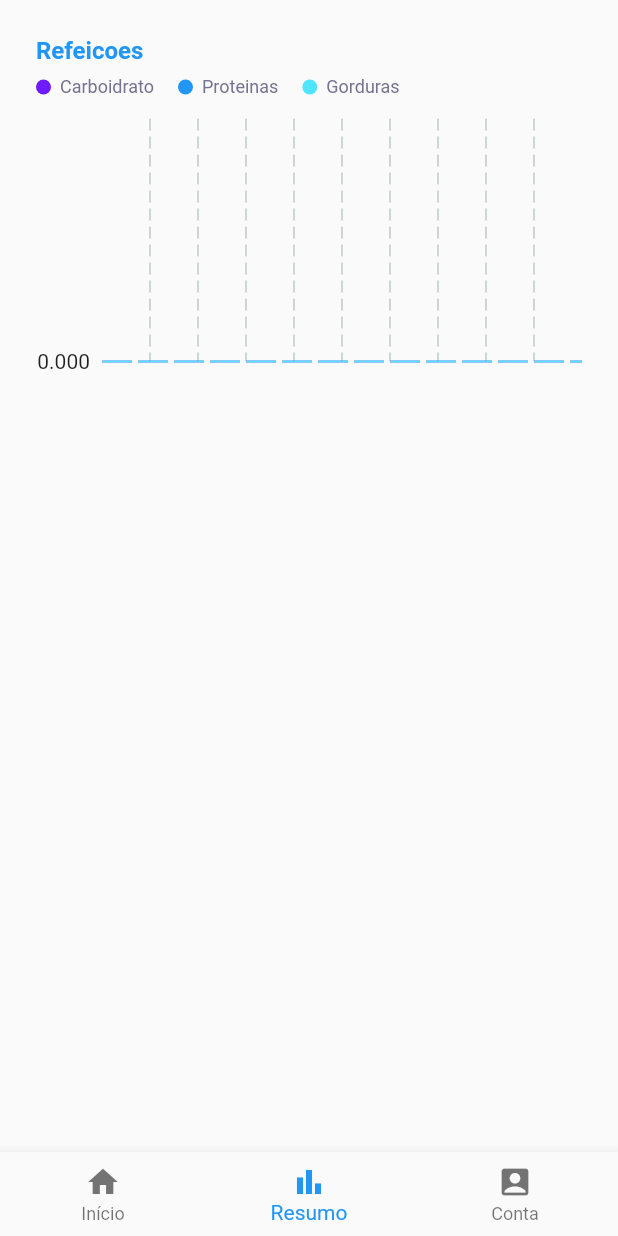
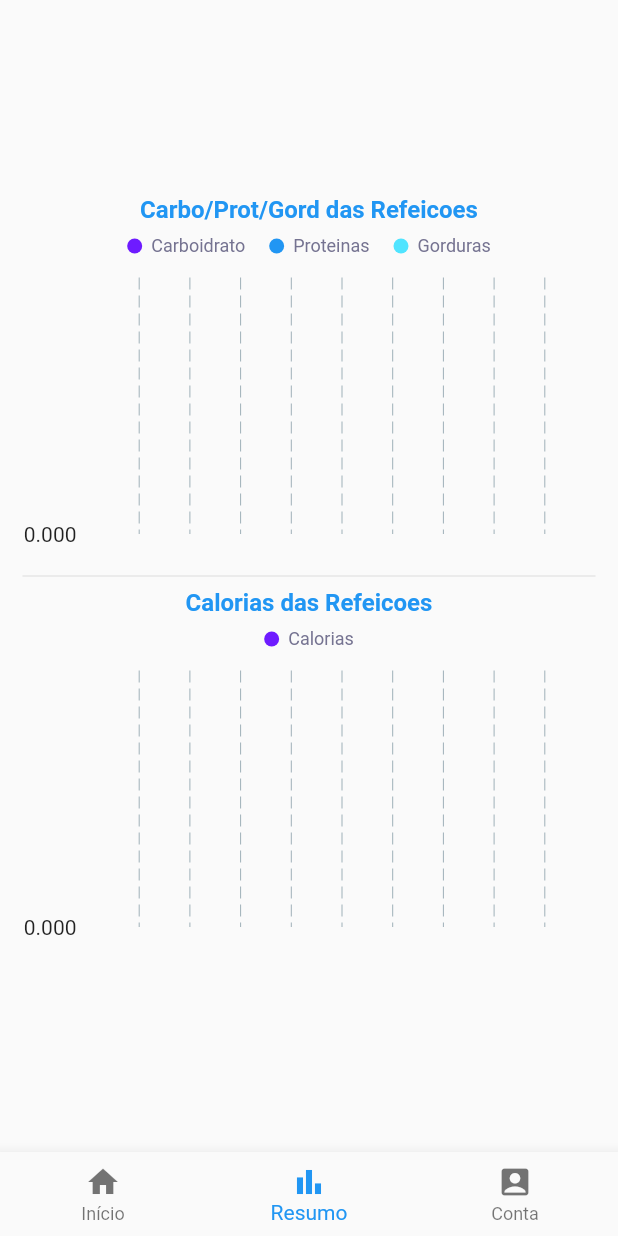
Before and after one commit to Hyzaaki/TrabalhoFlutter, a Flutter app: the TelaMenu screen opened by its route, item 2 of the bottom bar chosen, on a phone screen of 412 x 824 dp. Run offline on Flutter 3.47's test engine with Material 2 defaults, Android fonts, the phone set to English and light mode, and no system bars; drawn by our look-alikes of fl_chart; our stand-ins replace camera, cloud_firestore, firebase_core, shared_preferences; accounts and stored records are empty.

Commit message:
grafico calorias

```diff
--- a/lib/Telas/TelaInicial.dart
+++ b/lib/Telas/TelaInicial.dart
@@ -67,6 +67,17 @@ class _TelaInicialState extends State<TelaInicial> {
                 itemCount: listaRefeicoes.length,
                 itemBuilder: (BuildContext context, int index) {
                   Refeicao item = listaRefeicoes[index];
+                  double c = 0.0;
+                  double p = 0.0;
+                  double g = 0.0;
+                  //Gordura * 9
+                  //Proteina * 4
+                  //Carboidratos * 4
+                  double calorias = 0.0;
+                  c += double.tryParse(item.carbo) ?? 0;
+                  p += double.tryParse(item.proteina) ?? 0;
+                  g += double.tryParse(item.gordura) ?? 0;
+                  calorias += c * 4 + p * 4 + g * 9;
                   return Padding(
                     padding: const EdgeInsets.symmetric(
                         horizontal: 16, vertical: 8),
@@ -85,7 +96,7 @@ class _TelaInicialState extends State<TelaInicial> {
                       ),
                       child: ListTile(
                         title: Text(item.nome),
-                        subtitle: Text('Kcal:'),
+                        subtitle: Text('Kcal: '+calorias.toString() + '|Carb: '+c.toString()+ '|Gord: '+g.toString()+ '|Prot: '+p.toString()),
                         trailing: InkWell(
                           onTap: () => _deleteRefeicao(
                             context,
--- a/lib/Telas/TelaResumo.dart
+++ b/lib/Telas/TelaResumo.dart
@@ -18,7 +18,8 @@ class TelaResumo extends StatefulWidget {
 
 class _TelaResumoState extends State<TelaResumo> {
   List<Refeicao> listaRefeicoes = [];
-  List<BarChartGroupData> barGroups = [];
+  List<BarChartGroupData> barGroupsCarboProtGord = [];
+  List<BarChartGroupData> barGroupsCalorias = [];
 
   Future listarRefeicoesUsuario() async {
     final SharedPreferences prefs = await SharedPreferences.getInstance();
@@ -40,28 +41,41 @@ class _TelaResumoState extends State<TelaResumo> {
           double c = 0.0;
           double p = 0.0;
           double g = 0.0;
+          //Gordura * 9
+          //Proteina * 4
+          //Carboidratos * 4
+          double calorias = 0.0;
+
           listaRefeicoes.where((element) => element.nome == nome).toList().forEach((e) {
             c += double.tryParse(e.carbo) ?? 0;
             p += double.tryParse(e.proteina) ?? 0;
             g += double.tryParse(e.gordura) ?? 0;
+            calorias += c * 4 + p * 4 + g * 9;
           });
           print(nome);
           print(c);
           print(p);
           print(g);
-          barGroups.add(
-            generateGroupData(
+          print(calorias);
+          barGroupsCarboProtGord.add(
+            generateGroupDataCarboProtGord(
               nomes.indexOf(nome),
               c,
               p,
               g
             ),
           );
+          barGroupsCalorias.add(
+            generateGroupDataCalorias(
+                nomes.indexOf(nome),
+                calorias
+            ),
+          );
         });
 
         setState(() {
           listaRefeicoes = listaRefeicoes;
-          barGroups=barGroups;
+          barGroupsCarboProtGord=barGroupsCarboProtGord;
         });
       }
     }
@@ -78,7 +92,7 @@ class _TelaResumoState extends State<TelaResumo> {
   final quickWorkoutColor = AppColors.contentColorBlue;
   final betweenSpace = 0.2;
 
-  BarChartGroupData generateGroupData(
+  BarChartGroupData generateGroupDataCarboProtGord(
       int x,
       double carboidratos,
       double proteinas,
@@ -110,7 +124,35 @@ class _TelaResumoState extends State<TelaResumo> {
     );
   }
 
-  Widget bottomTitles(double value, TitleMeta meta) {
+  BarChartGroupData generateGroupDataCalorias(
+      int x,
+      double calorias,
+      ) {
+    return BarChartGroupData(
+      x: x,
+      groupVertically: true,
+      barRods: [
+        BarChartRodData(
+          fromY: 0,
+          toY: calorias,
+          color: pilateColor,
+          width: 5,
+        ),
+      ],
+    );
+  }
+
+  Widget bottomTitlesCarboProtGord(double value, TitleMeta meta) {
+    const style = TextStyle(fontSize: 10);
+    String text;
+    text = listaRefeicoes.map((e) => e.nome).toSet().toList()[value.toInt()] ?? 'Holder';
+    return SideTitleWidget(
+      axisSide: meta.axisSide,
+      child: Text(text, style: style),
+    );
+  }
+
+  Widget bottomTitlesCalorias(double value, TitleMeta meta) {
     const style = TextStyle(fontSize: 10);
     String text;
     text = listaRefeicoes.map((e) => e.nome).toSet().toList()[value.toInt()] ?? 'Holder';
@@ -123,13 +165,14 @@ class _TelaResumoState extends State<TelaResumo> {
   @override
   Widget build(BuildContext context) {
     return Padding(
-      padding: const EdgeInsets.all(24),
+      padding: const EdgeInsets.only(bottom: 0, top: 0, left: 15, right: 15),
       child: Column(
-        mainAxisSize: MainAxisSize.min,
-        crossAxisAlignment: CrossAxisAlignment.start,
+        mainAxisSize: MainAxisSize.max,
+        mainAxisAlignment: MainAxisAlignment.center,
+        crossAxisAlignment: CrossAxisAlignment.center,
         children: [
           const Text(
-            'Refeicoes',
+            'Carbo/Prot/Gord das Refeicoes',
             style: TextStyle(
               color: AppColors.contentColorBlue,
               fontSize: 16,
@@ -156,7 +199,7 @@ class _TelaResumoState extends State<TelaResumo> {
                   bottomTitles: AxisTitles(
                     sideTitles: SideTitles(
                       showTitles: true,
-                      getTitlesWidget: bottomTitles,
+                      getTitlesWidget: bottomTitlesCarboProtGord,
                       reservedSize: 20,
                     ),
                   ),
@@ -164,29 +207,47 @@ class _TelaResumoState extends State<TelaResumo> {
                 barTouchData: BarTouchData(enabled: true),
                 borderData: FlBorderData(show: false),
                 gridData: const FlGridData(show: true),
-                barGroups: barGroups,
-                extraLinesData: ExtraLinesData(
-                  horizontalLines: [
-                    HorizontalLine(
-                      y: 3.3,
-                      color: pilateColor,
-                      strokeWidth: 1,
-                      dashArray: [20, 4],
+                barGroups: barGroupsCarboProtGord,
+              ),
+            ),
+          ),
+          Divider(),
+
+          const Text(
+            'Calorias das Refeicoes',
+            style: TextStyle(
+              color: AppColors.contentColorBlue,
+              fontSize: 16,
+              fontWeight: FontWeight.bold,
+            ),
+          ),
+          const SizedBox(height: 8),
+          LegendsListWidget(
+            legends: [
+              Legend('Calorias', pilateColor),
+            ],
+          ),
+          const SizedBox(height: 14),
+          AspectRatio(
+            aspectRatio: 2,
+            child: BarChart(
+              BarChartData(
+                alignment: BarChartAlignment.spaceBetween,
+                titlesData: FlTitlesData(
+                  rightTitles: const AxisTitles(),
+                  topTitles: const AxisTitles(),
+                  bottomTitles: AxisTitles(
+                    sideTitles: SideTitles(
+                      showTitles: true,
+                      getTitlesWidget: bottomTitlesCalorias,
+                      reservedSize: 20,
                     ),
-                    HorizontalLine(
-                      y: 8,
-                      color: quickWorkoutColor,
-                      strokeWidth: 1,
-                      dashArray: [20, 4],
-                    ),
-                    HorizontalLine(
-                      y: 11,
-                      color: cyclingColor,
-                      strokeWidth: 1,
-                      dashArray: [20, 4],
-                    ),
-                  ],
+                  ),
                 ),
+                barTouchData: BarTouchData(enabled: true),
+                borderData: FlBorderData(show: false),
+                gridData: const FlGridData(show: true),
+                barGroups: barGroupsCalorias,
               ),
             ),
           ),
```
